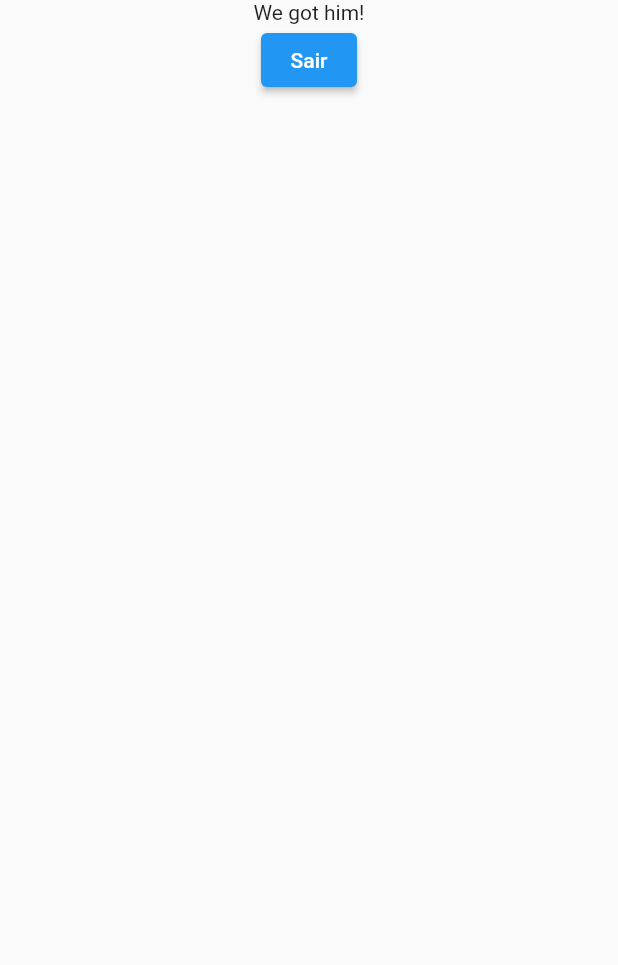
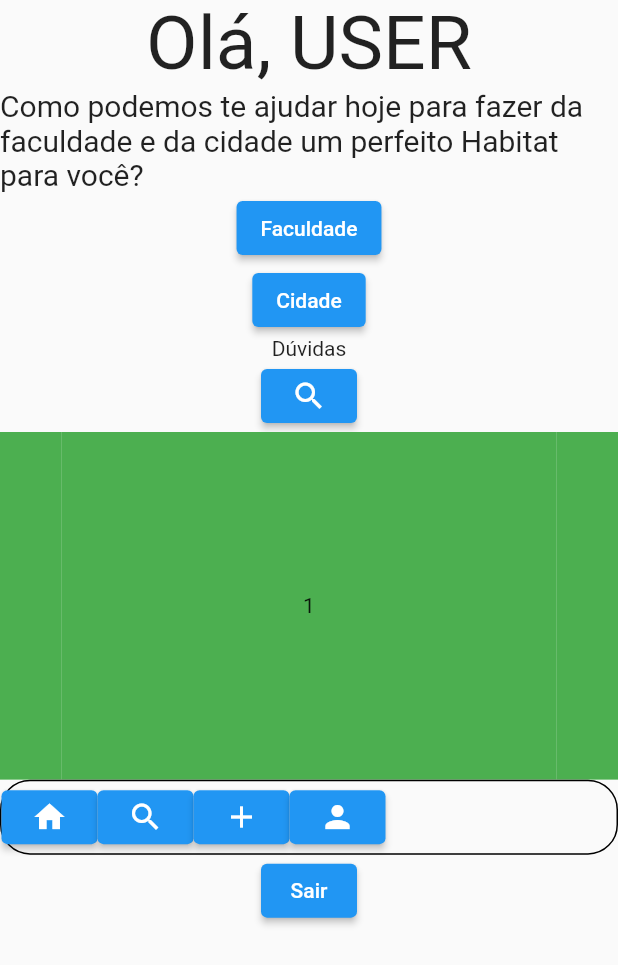
Before and after one commit to dju4mota/Habitat, a Flutter app: the screen it shows once a user with an empty profile is signed in, on a phone screen of 412 x 824 dp. Shown: the top 965 px of the screen. Run offline on Flutter 3.47's test engine with Material 2 defaults, Android fonts, the phone set to English and light mode, and no system bars; drawn by our look-alikes of carousel_slider; our stand-ins replace firebase_auth, firebase_core, flutter_login; accounts and stored records are empty.

Commit message:
commit pc

```diff
--- a/habitat/lib/src/view/HomeView.dart
+++ b/habitat/lib/src/view/HomeView.dart
@@ -2,6 +2,8 @@ import 'package:flutter/cupertino.dart';
 import 'package:flutter/material.dart';
 import 'package:habitat/src/backend/AuthService.dart';
 import 'package:provider/provider.dart';
+
+import '../widgets/Carrossel.dart';
 
 class HomeView extends StatefulWidget {
   @override
@@ -14,14 +16,45 @@ class _HomeViewState extends State<HomeView> {
     return Scaffold(
       body: Column(
         children: [
-          Center(
-            child: Container(
-              child: Text("We got him!"),
+          const Text(
+            'Olá, USER',
+            style: const TextStyle(fontSize: 50),
+          ),
+
+          const Text(
+            "Como podemos te ajudar hoje para fazer da faculdade e da cidade um perfeito Habitat para você? ",
+            style: const TextStyle(fontSize: 20),
+          ),
+          ElevatedButton(onPressed: () => {}, child: const Text("Faculdade")),
+          ElevatedButton(onPressed: () => {}, child: const Text("Cidade")),
+          // text Dúvidas e button pesquisa
+          Text("Dúvidas"),
+          ElevatedButton(
+            onPressed: () => {},
+            child: Icon(Icons.search),
+          ),
+          // carrossel com imagens
+          Carrossel(),
+          // 4 buttons com nagivator
+          Container(
+            decoration: BoxDecoration(
+                border: Border.all(
+                  color: Colors.black,
+                ),
+                borderRadius: BorderRadius.all(Radius.circular(20))),
+            child: Row(
+              children: [
+                // 4 buttons
+                ElevatedButton(onPressed: () => {}, child: Icon(Icons.home)),
+                ElevatedButton(onPressed: () => {}, child: Icon(Icons.search)),
+                ElevatedButton(onPressed: () => {}, child: Icon(Icons.add)),
+                ElevatedButton(onPressed: () => {}, child: Icon(Icons.person)),
+              ],
             ),
           ),
           ElevatedButton(
             onPressed: () => context.read<AuthService>().logout(),
-            child: Text("Sair"),
+            child: const Text("Sair"),
           )
         ],
       ),
--- /dev/null
+++ b/habitat/lib/src/widgets/Carrossel.dart
@@ -0,0 +1,27 @@
+import 'package:carousel_slider/carousel_slider.dart';
+import 'package:flutter/material.dart';
+
+final List<String> imgList = [
+  'https://images.unsplash.com/photo-1520342868574-5fa3804e551c?ixlib=rb-0.3.5&ixid=eyJhcHBfaWQiOjEyMDd9&s=6ff92caffcdd63681a35134a6770ed3b&auto=format&fit=crop&w=1951&q=80',
+];
+
+class Carrossel extends StatelessWidget {
+  const Carrossel({Key? key}) : super(key: key);
+
+  @override
+  Widget build(BuildContext context) {
+    List<int> list = [1, 2, 3, 4, 5, 6];
+    return CarouselSlider(
+      options: CarouselOptions(
+          //aspectRatio: 1.0521,
+          ),
+      items: list
+          .map((item) => Container(
+                height: 50,
+                child: Center(child: Text(item.toString())),
+                color: Colors.green,
+              ))
+          .toList(),
+    );
+  }
+}
--- a/habitat/pubspec.yaml
+++ b/habitat/pubspec.yaml
@@ -40,6 +40,7 @@ dependencies:
   firebase_auth: ^3.3.12
   cloud_firestore: ^3.1.11
   provider: ^6.0.2
+  carousel_slider: ^4.1.1
 
 dev_dependencies:
   flutter_test:
```
Also changed, not shown: habitat/lib/src/view/LoginPage.dart (+6 -2 lines), habitat/pubspec.lock.
